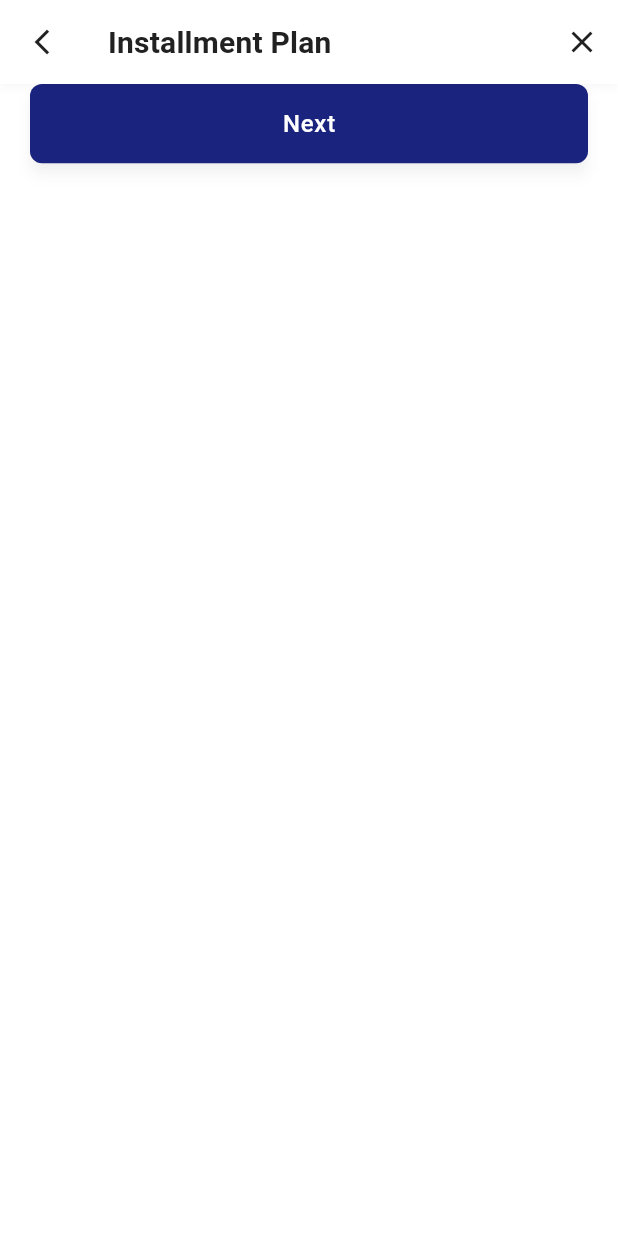
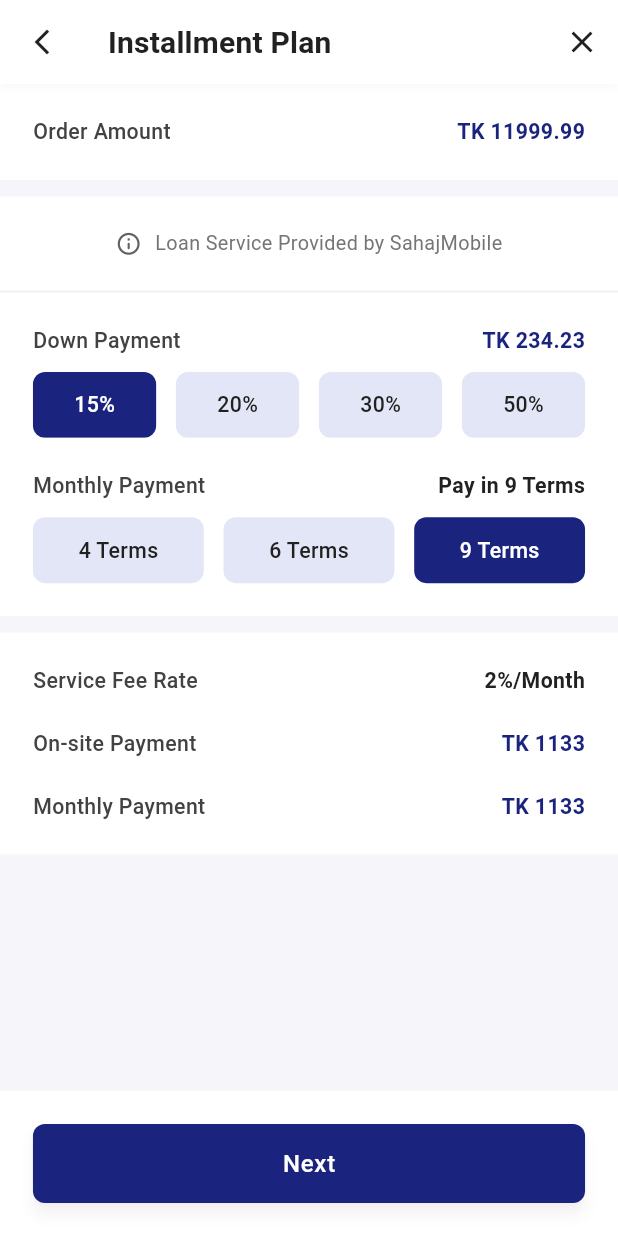
Before and after one commit to nasirdev74/sahajmobile-flutter-customer, a Flutter app: the screen it shows after launch, on a phone screen of 412 x 824 dp. Run offline on Flutter 3.47's test engine with Material 3 defaults, Android fonts, the phone set to English and light mode, and no system bars; our stand-ins replace connectivity_plus, flutter_bloc, flutter_screenutil, get_it, go_router, google_fonts and 3 more.

Commit message:
installment plan page ui

```diff
--- a/lib/main.dart
+++ b/lib/main.dart
@@ -2,7 +2,6 @@ import 'package:app/di/injector.dart';
 import 'package:flutter/material.dart';
 import 'package:app/core/settings.dart';
 import 'package:app/core/app_router.dart';
-import 'package:app/theme/app_theme.dart';
 import 'package:app/core/app_constant.dart';
 import 'package:app/l10n/app_localizations.dart';
 import 'package:flutter_screenutil/flutter_screenutil.dart';
@@ -37,8 +36,6 @@ class _SahajMobileCustomerAppState extends State<SahajMobileCustomerApp> {
           data: MediaQueryData.fromView(View.of(context)).copyWith(alwaysUse24HourFormat: false),
           child: MaterialApp.router(
             locale: locale,
-            theme: AppTheme.light,
-            darkTheme: AppTheme.dark,
             themeMode: ThemeMode.light,
             title: AppConstant.appName,
             debugShowCheckedModeBanner: false,
--- a/lib/presentation/installment_plan/pages/installment_plan_page.dart
+++ b/lib/presentation/installment_plan/pages/installment_plan_page.dart
@@ -1,28 +1,93 @@
 import 'package:flutter/material.dart';
-import 'package:app/presentation/core/primary_button.dart';
+import 'package:app/core/app_constant.dart';
+import 'package:app/theme/color_const.dart';
+import 'package:flutter_screenutil/flutter_screenutil.dart';
 import 'package:app/presentation/core/primary_app_bar.dart';
+import 'package:app/presentation/installment_plan/widgets/info_row.dart';
+import 'package:app/presentation/installment_plan/widgets/bottom_bar.dart';
+import 'package:app/presentation/installment_plan/widgets/info_banner.dart';
+import 'package:app/presentation/installment_plan/widgets/term_selector.dart';
+import 'package:app/presentation/installment_plan/widgets/down_payment_selector.dart';
 
-class InstallmentPlanPage extends StatelessWidget {
+class InstallmentPlanPage extends StatefulWidget {
   const InstallmentPlanPage({super.key, required this.orderAmount});
 
   final double orderAmount;
-
   static const route = '/installment_plan_page';
 
   @override
+  State<InstallmentPlanPage> createState() => _InstallmentPlanPageState();
+}
+
+class _InstallmentPlanPageState extends State<InstallmentPlanPage> {
+  int downPaymentPercent = 15;
+  int terms = 9;
+
+  @override
   Widget build(BuildContext context) {
+    final monthlyPayment = ((widget.orderAmount * (100 - downPaymentPercent)) / 100) / terms;
+
     return Scaffold(
       resizeToAvoidBottomInset: false,
-      backgroundColor: Colors.white,
+      backgroundColor: const Color(0xFFF6F5Fa),
+      bottomNavigationBar: const InstallmentPlanPageBottomBar(),
       appBar: const PrimaryAppBar(title: 'Installment Plan'),
       body: SafeArea(
         child: Column(
           children: [
-            Padding(
-              padding: EdgeInsets.symmetric(horizontal: 20),
-              child: PrimaryButton(label: "Next", onPressed: () {}),
+            Expanded(
+              child: SingleChildScrollView(
+                child: Column(
+                  crossAxisAlignment: CrossAxisAlignment.start,
+                  children: [
+                    InfoRow(
+                      label: 'Order Amount',
+                      valueColor: ColorConst.primary,
+                      padding: EdgeInsets.symmetric(vertical: 20.w),
+                      value: 'TK ${widget.orderAmount.toStringAsFixed(2)}',
+                    ),
+                    SizedBox(height: 10.w),
+                    const InfoBanner(text: 'Loan Service Provided by ${AppConstant.appName}'),
+                    Divider(height: 1.w, color: Colors.grey.shade200, thickness: 1.w),
+                    InfoRow(
+                      label: 'Down Payment',
+                      value: 'TK 234.23',
+                      valueColor: ColorConst.primary,
+                      padding: EdgeInsets.only(top: 20.w, bottom: 10.w),
+                    ),
+                    DownPaymentSelector(
+                      selectedPercent: downPaymentPercent,
+                      onChanged: (p) => setState(() => downPaymentPercent = p),
+                    ),
+
+                    InfoRow(
+                      label: 'Monthly Payment',
+                      value: 'Pay in $terms Terms',
+                      padding: EdgeInsets.only(top: 20.w),
+                    ),
+                    TermSelector(selectedTerms: terms, onChanged: (t) => setState(() => terms = t)),
+                    SizedBox(height: 10.w),
+                    InfoRow(
+                      label: 'Service Fee Rate',
+                      value: '2%/Month',
+                      padding: EdgeInsets.only(top: 20.w, bottom: 10.w),
+                    ),
+                    InfoRow(
+                      label: 'On-site Payment',
+                      value: 'TK ${monthlyPayment.toStringAsFixed(0)}',
+                      valueColor: ColorConst.primary,
+                      padding: EdgeInsets.symmetric(vertical: 10.w),
+                    ),
+                    InfoRow(
+                      label: 'Monthly Payment',
+                      value: 'TK ${monthlyPayment.toStringAsFixed(0)}',
+                      valueColor: ColorConst.primary,
+                      padding: EdgeInsets.only(top: 10.w, bottom: 20.w),
+                    ),
+                  ],
+                ),
+              ),
             ),
-            SizedBox(height: 100),
           ],
         ),
       ),
--- /dev/null
+++ b/lib/presentation/installment_plan/widgets/bottom_bar.dart
@@ -0,0 +1,16 @@
+import 'package:flutter/material.dart';
+import 'package:app/presentation/core/primary_button.dart';
+import 'package:flutter_screenutil/flutter_screenutil.dart';
+
+class InstallmentPlanPageBottomBar extends StatelessWidget {
+  const InstallmentPlanPageBottomBar({super.key});
+
+  @override
+  Widget build(BuildContext context) {
+    return Container(
+      color: Colors.white,
+      padding: EdgeInsets.all(20.w),
+      child: PrimaryButton(label: 'Next', onPressed: () {}),
+    );
+  }
+}
--- /dev/null
+++ b/lib/presentation/installment_plan/widgets/down_payment_selector.dart
@@ -0,0 +1,37 @@
+import 'selected_chip.dart';
+import 'package:flutter/material.dart';
+import 'package:flutter_screenutil/flutter_screenutil.dart';
+
+class DownPaymentSelector extends StatelessWidget {
+  final int selectedPercent;
+  final ValueChanged<int> onChanged;
+
+  const DownPaymentSelector({super.key, required this.selectedPercent, required this.onChanged});
+
+  static const List<int> _percents = [15, 20, 30, 50];
+
+  @override
+  Widget build(BuildContext context) {
+    return Container(
+      color: Colors.white,
+      padding: EdgeInsets.symmetric(horizontal: 20.w),
+      child: Row(
+        children: _percents
+            .asMap()
+            .entries
+            .map((entry) {
+              final int index = entry.key;
+              final int percent = entry.value;
+              final bool isSelected = selectedPercent == percent;
+
+              return [
+                SelectedChip(label: '$percent%', isSelected: isSelected, onTap: () => onChanged(percent)),
+                if (index < _percents.length - 1) SizedBox(width: 12.w),
+              ];
+            })
+            .expand((widget) => widget)
+            .toList(),
+      ),
+    );
+  }
+}
--- /dev/null
+++ b/lib/presentation/installment_plan/widgets/info_banner.dart
@@ -0,0 +1,28 @@
+import 'package:flutter/material.dart';
+import 'package:app/theme/app_text_theme.dart';
+import 'package:flutter_screenutil/flutter_screenutil.dart';
+
+class InfoBanner extends StatelessWidget {
+  const InfoBanner({super.key, required this.text, this.icon = Icons.info_outline_rounded});
+
+  final String text;
+  final IconData icon;
+
+  @override
+  Widget build(BuildContext context) {
+    return Container(
+      color: Colors.white,
+      padding: EdgeInsets.symmetric(vertical: 20.w),
+      child: Row(
+        mainAxisSize: MainAxisSize.max,
+        mainAxisAlignment: MainAxisAlignment.center,
+        crossAxisAlignment: CrossAxisAlignment.center,
+        children: [
+          Icon(icon, size: 16.w, color: Colors.grey.shade700),
+          SizedBox(width: 8.w),
+          Text(text, style: bodyMedium.copyWith(fontSize: 13.sp)),
+        ],
+      ),
+    );
+  }
+}
--- /dev/null
+++ b/lib/presentation/installment_plan/widgets/info_row.dart
@@ -0,0 +1,37 @@
+import 'package:flutter/material.dart';
+import 'package:app/theme/color_const.dart';
+import 'package:app/theme/app_text_theme.dart';
+import 'package:flutter_screenutil/flutter_screenutil.dart';
+
+class InfoRow extends StatelessWidget {
+  const InfoRow({
+    super.key,
+    required this.label,
+    required this.value,
+    this.valueColor = ColorConst.gray900,
+    required this.padding,
+  });
+
+  final String label;
+  final String value;
+  final Color valueColor;
+  final EdgeInsetsGeometry padding;
+
+  @override
+  Widget build(BuildContext context) {
+    return Container(
+      color: Colors.white,
+      padding: EdgeInsets.symmetric(horizontal: 20.w),
+      child: Padding(
+        padding: padding,
+        child: Row(
+          mainAxisAlignment: MainAxisAlignment.spaceBetween,
+          children: [
+            Text(label, style: labelLarge),
+            Text(value, style: bodyLarge.copyWith(color: valueColor)),
+          ],
+        ),
+      ),
+    );
+  }
+}
--- /dev/null
+++ b/lib/presentation/installment_plan/widgets/selected_chip.dart
@@ -0,0 +1,38 @@
+import 'package:flutter/material.dart';
+import 'package:app/theme/color_const.dart';
+import 'package:flutter_screenutil/flutter_screenutil.dart';
+
+class SelectedChip extends StatelessWidget {
+  const SelectedChip({super.key, required this.label, required this.isSelected, required this.onTap});
+
+  final String label;
+  final bool isSelected;
+  final VoidCallback onTap;
+
+  @override
+  Widget build(BuildContext context) {
+    return Expanded(
+      child: GestureDetector(
+        onTap: onTap,
+        child: AnimatedContainer(
+          height: 40.w,
+          duration: const Duration(milliseconds: 200),
+          decoration: BoxDecoration(
+            borderRadius: BorderRadius.circular(8.r),
+            color: isSelected ? ColorConst.primary : const Color(0xFFe3e6f6),
+          ),
+          child: Center(
+            child: Text(
+              label,
+              style: TextStyle(
+                fontSize: 14.sp,
+                fontWeight: FontWeight.w500,
+                color: isSelected ? Colors.white : ColorConst.gray900,
+              ),
+            ),
+          ),
+        ),
+      ),
+    );
+  }
+}
--- /dev/null
+++ b/lib/presentation/installment_plan/widgets/term_selector.dart
@@ -0,0 +1,37 @@
+import 'selected_chip.dart';
+import 'package:flutter/material.dart';
+import 'package:flutter_screenutil/flutter_screenutil.dart';
+
+class TermSelector extends StatelessWidget {
+  final int selectedTerms;
+  final ValueChanged<int> onChanged;
+
+  const TermSelector({super.key, required this.selectedTerms, required this.onChanged});
+
+  static const List<int> _terms = [4, 6, 9];
+
+  @override
+  Widget build(BuildContext context) {
+    return Container(
+      color: Colors.white,
+      padding: EdgeInsets.only(left: 20.w, right: 20.w, top: 10.w, bottom: 20.w),
+      child: Row(
+        children: _terms
+            .asMap()
+            .entries
+            .map((entry) {
+              final int index = entry.key;
+              final int term = entry.value;
+              final bool isSelected = selectedTerms == term;
+
+              return [
+                SelectedChip(label: '$term Terms', isSelected: isSelected, onTap: () => onChanged(term)),
+                if (index < _terms.length - 1) SizedBox(width: 12.w),
+              ];
+            })
+            .expand((widget) => widget)
+            .toList(),
+      ),
+    );
+  }
+}
--- a/lib/theme/app_text_theme.dart
+++ b/lib/theme/app_text_theme.dart
@@ -2,18 +2,7 @@ import 'package:flutter/material.dart';
 import 'package:google_fonts/google_fonts.dart';
 import 'package:flutter_screenutil/flutter_screenutil.dart';
 
-class AppTextTheme {
-  static TextTheme get light => TextTheme(
-    headlineMedium: GoogleFonts.roboto(fontSize: 20.sp, fontWeight: FontWeight.bold, color: const Color(0xFF212121)),
-    labelLarge: GoogleFonts.roboto(fontSize: 14.sp, fontWeight: FontWeight.w500, color: const Color(0xFF424242)),
-    bodyLarge: GoogleFonts.roboto(fontSize: 14.sp, fontWeight: FontWeight.bold, color: const Color(0xFF212121)),
-    bodyMedium: GoogleFonts.roboto(fontSize: 14.sp, fontWeight: FontWeight.normal, color: const Color(0xFF757575)),
-  );
-
-  static TextTheme get dark => light.copyWith(
-    headlineMedium: light.headlineMedium?.copyWith(color: Colors.white),
-    labelLarge: light.labelLarge?.copyWith(color: Colors.white70),
-    bodyLarge: light.bodyLarge?.copyWith(color: Colors.white),
-    bodyMedium: light.bodyMedium?.copyWith(color: Colors.white60),
-  );
-}
+final headlineMedium = GoogleFonts.roboto(fontSize: 20.sp, fontWeight: FontWeight.bold, color: const Color(0xFF212121));
+final labelLarge = GoogleFonts.roboto(fontSize: 14.sp, fontWeight: FontWeight.w500, color: const Color(0xFF424242));
+final bodyLarge = GoogleFonts.roboto(fontSize: 14.sp, fontWeight: FontWeight.bold, color: const Color(0xFF212121));
+final bodyMedium = GoogleFonts.roboto(fontSize: 14.sp, fontWeight: FontWeight.normal, color: const Color(0xFF757575));
--- a/lib/theme/app_theme.dart
+++ /dev/null
@@ -1,65 +0,0 @@
-import 'package:flutter/material.dart';
-import 'package:app/theme/color_const.dart';
-import 'package:google_fonts/google_fonts.dart';
-import 'package:flutter_screenutil/flutter_screenutil.dart';
-
-class AppTheme {
-  static ThemeData light = ThemeData(
-    useMaterial3: true,
-    brightness: Brightness.light,
-    primaryColor: ColorConst.primary,
-    scaffoldBackgroundColor: ColorConst.background,
-
-    textTheme: TextTheme(
-      headlineMedium: GoogleFonts.roboto(
-        fontSize: 20.sp,
-        fontWeight: FontWeight.bold,
-        color: ColorConst.gray900,
-        letterSpacing: 0.15,
-      ),
-      labelLarge: GoogleFonts.roboto(fontSize: 14.sp, fontWeight: FontWeight.w500, color: ColorConst.gray800),
-      bodyLarge: GoogleFonts.roboto(fontSize: 14.sp, fontWeight: FontWeight.bold, color: ColorConst.gray900),
-      bodyMedium: GoogleFonts.roboto(fontSize: 14.sp, fontWeight: FontWeight.normal, color: ColorConst.gray600),
-    ),
-
-    appBarTheme: AppBarTheme(
-      backgroundColor: Colors.white,
-      foregroundColor: ColorConst.gray900,
-      elevation: 2,
-      shadowColor: Colors.black.withOpacity(0.1),
-      surfaceTintColor: Colors.transparent,
-      titleTextStyle: GoogleFonts.roboto(fontSize: 20.sp, fontWeight: FontWeight.bold, color: ColorConst.gray900),
-      iconTheme: const IconThemeData(color: ColorConst.gray900),
-      actionsIconTheme: const IconThemeData(color: ColorConst.gray900),
-    ),
-
-    elevatedButtonTheme: ElevatedButtonThemeData(
-      style: ElevatedButton.styleFrom(
-        backgroundColor: ColorConst.primary,
-        foregroundColor: Colors.white,
-        disabledBackgroundColor: ColorConst.primary.withOpacity(0.6),
-        elevation: 4,
-        shadowColor: Colors.black.withOpacity(0.25),
-        padding: EdgeInsets.symmetric(vertical: 16.h),
-        shape: RoundedRectangleBorder(borderRadius: BorderRadius.circular(8.r)),
-        textStyle: GoogleFonts.roboto(fontSize: 16.sp, fontWeight: FontWeight.w500, letterSpacing: 0.5),
-      ),
-    ),
-
-    dialogTheme: DialogThemeData(
-      backgroundColor: Colors.white,
-      shape: RoundedRectangleBorder(borderRadius: BorderRadius.circular(12.r)),
-      titleTextStyle: GoogleFonts.roboto(fontSize: 20.sp, fontWeight: FontWeight.bold, color: ColorConst.gray900),
-      contentTextStyle: GoogleFonts.roboto(fontSize: 14.sp, color: ColorConst.gray900),
-    ),
-
-    dividerColor: ColorConst.divider,
-  );
-
-  static ThemeData dark = light.copyWith(
-    brightness: Brightness.dark,
-    scaffoldBackgroundColor: const Color(0xFF121212),
-    textTheme: light.textTheme.apply(bodyColor: Colors.white, displayColor: Colors.white70),
-    appBarTheme: light.appBarTheme.copyWith(backgroundColor: const Color(0xFF1F1F1F), foregroundColor: Colors.white),
-  );
-}
```
